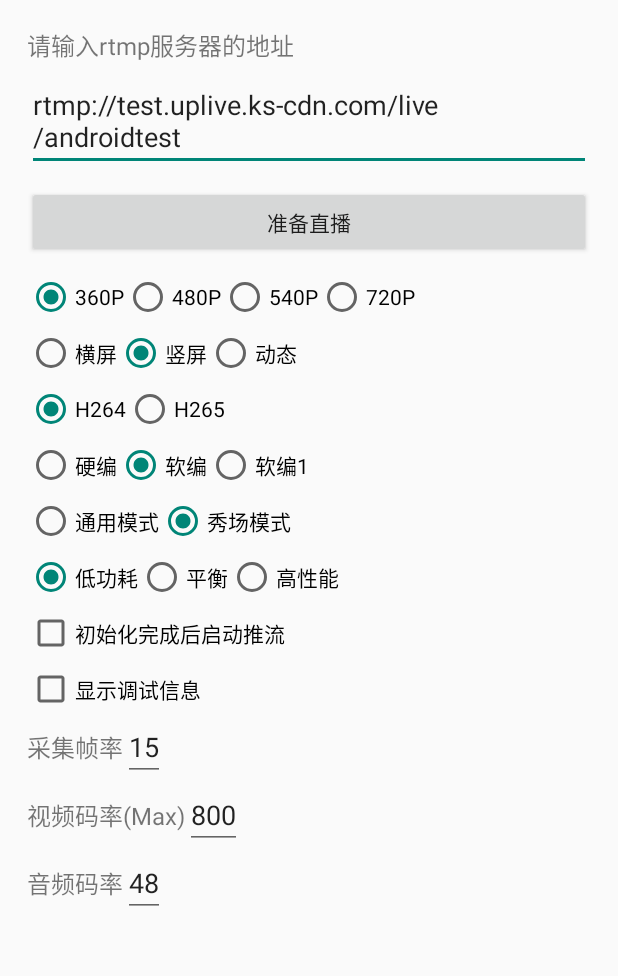
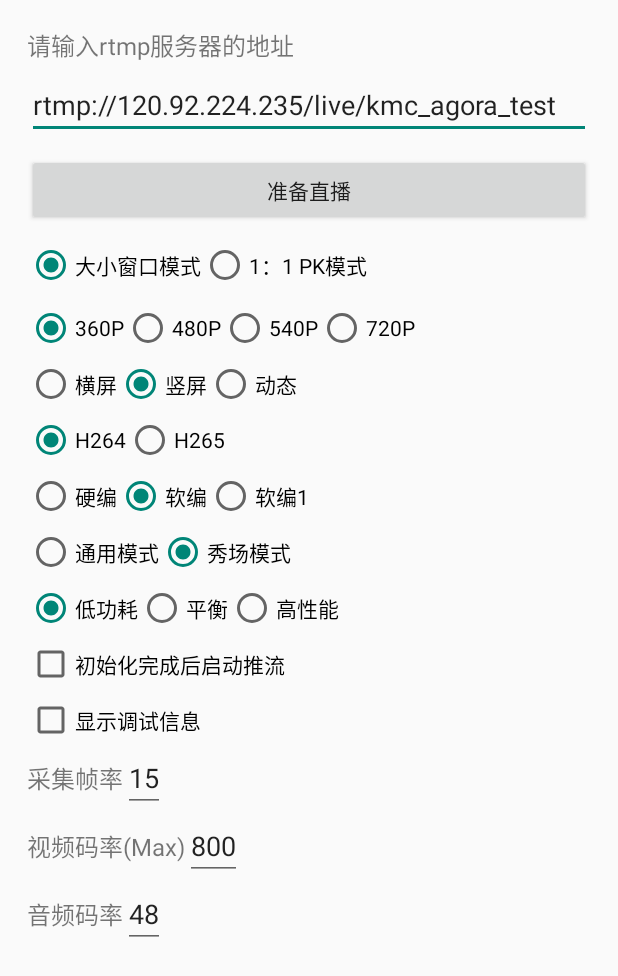
Before and after one commit to ksvcmc/KMCAgoraVRTC_Android, an Android app: the screen it shows after launch (DemoActivity), on a phone screen of 412 x 824 dp. Shown: the top 976 px of the screen. Run offline under Robolectric (Android 15) with nearby library versions, the phone set to English and light mode, and no system bars; libraries missing offline, so code that uses them is left out: com.ksyun.media, com.squareup.leakcanary, com.tencent.bugly; 1 statement that could not run was skipped.

Commit message:
add pk mode

```diff
--- a/demo/build.gradle
+++ b/demo/build.gradle
@@ -8,7 +8,7 @@ android {
         minSdkVersion 15
         targetSdkVersion 24
         versionCode 1
-        versionName "1.0.6"
+        versionName "1.0.7"
 
         testInstrumentationRunner "android.support.test.runner.AndroidJUnitRunner"
     }
--- a/demo/src/main/java/com/ksyun/mc/AgoraVRTCDemo/DemoActivity.java
+++ b/demo/src/main/java/com/ksyun/mc/AgoraVRTCDemo/DemoActivity.java
@@ -25,6 +25,12 @@ public class DemoActivity extends Activity
     private EditText mFrameRateEditText;
     private EditText mVideoBitRateEditText;
     private EditText mAudioBitRateEditText;
+
+    public static final int RTC_DEFAULT_MODE = 0;
+    public static final int RTC_PK_MODE = 1;
+    private RadioButton mDefaultMode;
+    private RadioButton mPKMode;
+
     private RadioButton mRes360Button;
     private RadioButton mRes480Button;
     private RadioButton mRes540Button;
@@ -69,6 +75,10 @@ public class DemoActivity extends Activity
         mVideoBitRateEditText.setInputType(InputType.TYPE_CLASS_NUMBER);
         mAudioBitRateEditText = (EditText) findViewById(R.id.audioBitratePicker);
         mAudioBitRateEditText.setInputType(InputType.TYPE_CLASS_NUMBER);
+
+        mDefaultMode = (RadioButton) findViewById(R.id.default_mode);
+        mPKMode = (RadioButton) findViewById(R.id.pk_mode);
+
         mRes360Button = (RadioButton) findViewById(R.id.radiobutton1);
         mRes480Button = (RadioButton) findViewById(R.id.radiobutton2);
         mRes540Button = (RadioButton) findViewById(R.id.radiobutton3);
@@ -133,6 +143,7 @@ public class DemoActivity extends Activity
                 int orientation;
                 boolean startAuto;
                 boolean showDebugInfo;
+                int rtcMode = 0;
 
                 if (!TextUtils.isEmpty(mUrlEditText.getText())
                         && mUrlEditText.getText().toString().startsWith("rtmp")) {
@@ -149,6 +160,12 @@ public class DemoActivity extends Activity
                     if (!TextUtils.isEmpty(mAudioBitRateEditText.getText().toString())) {
                         audioBitRate = Integer.parseInt(mAudioBitRateEditText.getText()
                                 .toString());
+                    }
+
+                    if (mDefaultMode.isChecked()) {
+                        rtcMode = RTC_DEFAULT_MODE;
+                    } else if (mPKMode.isChecked()) {
+                        rtcMode = RTC_PK_MODE;
                     }
 
                     if (mRes360Button.isChecked()) {
@@ -207,7 +224,7 @@ public class DemoActivity extends Activity
                     CameraActivity.startActivity(getApplicationContext(), 0,
                             mUrlEditText.getText().toString(), frameRate, videoBitRate,
                             audioBitRate, videoResolution, orientation, encodeType, encodeMethod,
-                            encodeScene, encodeProfile, startAuto, showDebugInfo);
+                            encodeScene, encodeProfile, startAuto, showDebugInfo, rtcMode);
                 }
                 break;
             default:
--- a/demo/src/main/res/layout/demo_activity.xml
+++ b/demo/src/main/res/layout/demo_activity.xml
@@ -26,7 +26,7 @@
             android:layout_width="match_parent"
             android:layout_height="wrap_content"
             android:layout_below="@id/rtmpTxt"
-            android:text="rtmp://test.uplive.ks-cdn.com/live/androidtest" />
+            android:text="rtmp://120.92.224.235/live/kmc_agora_test" />
 
         <Button
             android:id="@+id/connectBT"
@@ -37,10 +37,33 @@
             android:text="准备直播" />
 
         <RadioGroup
+            android:id="@+id/rtc_mode"
+            android:layout_width="match_parent"
+            android:layout_height="wrap_content"
+            android:layout_below="@id/connectBT"
+            android:layout_marginTop="10dp"
+            android:orientation="horizontal">
+
+            <RadioButton
+                android:id="@+id/default_mode"
+                android:layout_width="wrap_content"
+                android:layout_height="wrap_content"
+                android:checked="true"
+                android:text="大小窗口模式"/>
+
+            <RadioButton
+                android:id="@+id/pk_mode"
+                android:layout_width="wrap_content"
+                android:layout_height="wrap_content"
+                android:checked="false"
+                android:text="1：1 PK模式"/>
+        </RadioGroup>
+
+        <RadioGroup
             android:id="@+id/resolution_group"
             android:layout_width="wrap_content"
             android:layout_height="wrap_content"
-            android:layout_below="@id/connectBT"
+            android:layout_below="@+id/rtc_mode"
             android:layout_marginTop="10dp"
             android:orientation="horizontal">
 
```
Also changed, not shown: demo/src/main/java/com/ksyun/mc/AgoraVRTCDemo/CameraActivity.java (+43 -9 lines), demo/src/main/java/com/ksyun/mc/AgoraVRTCDemo/kit/KMCAgoraStreamer.java (+34 -1 lines), demo/src/main/java/com/ksyun/mc/AgoraVRTCDemo/kit/PictureCapture.java (added, +35 -0 lines), demo/src/main/res/drawable-xhdpi/bg_test.png (added), libs/libkmcagoravrtc.jar.
